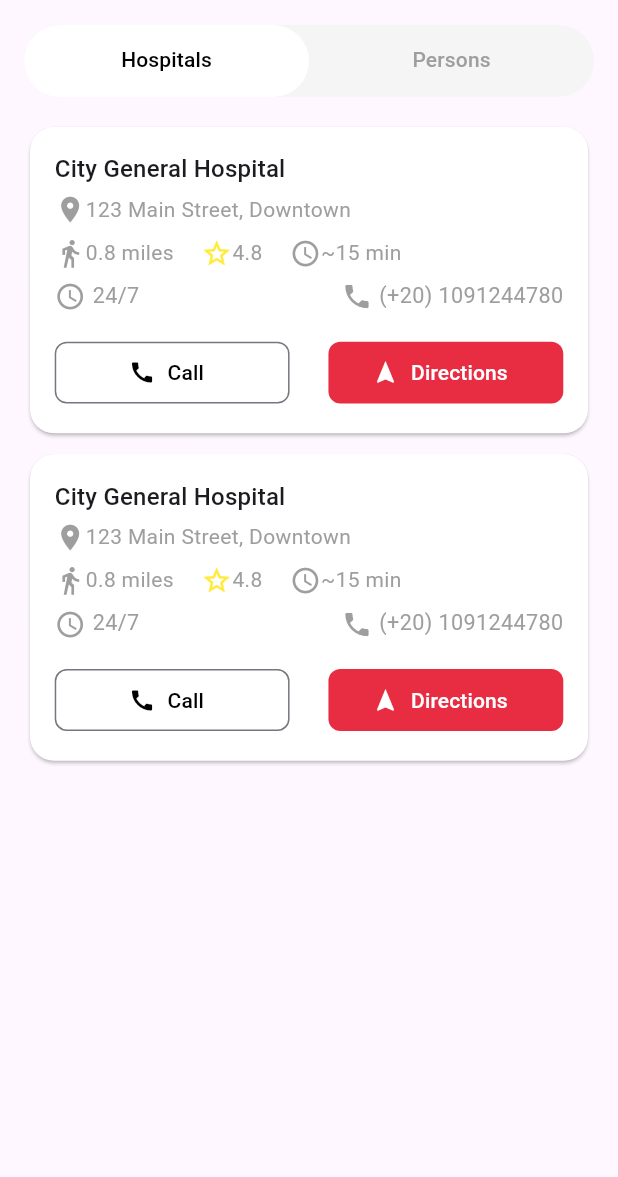
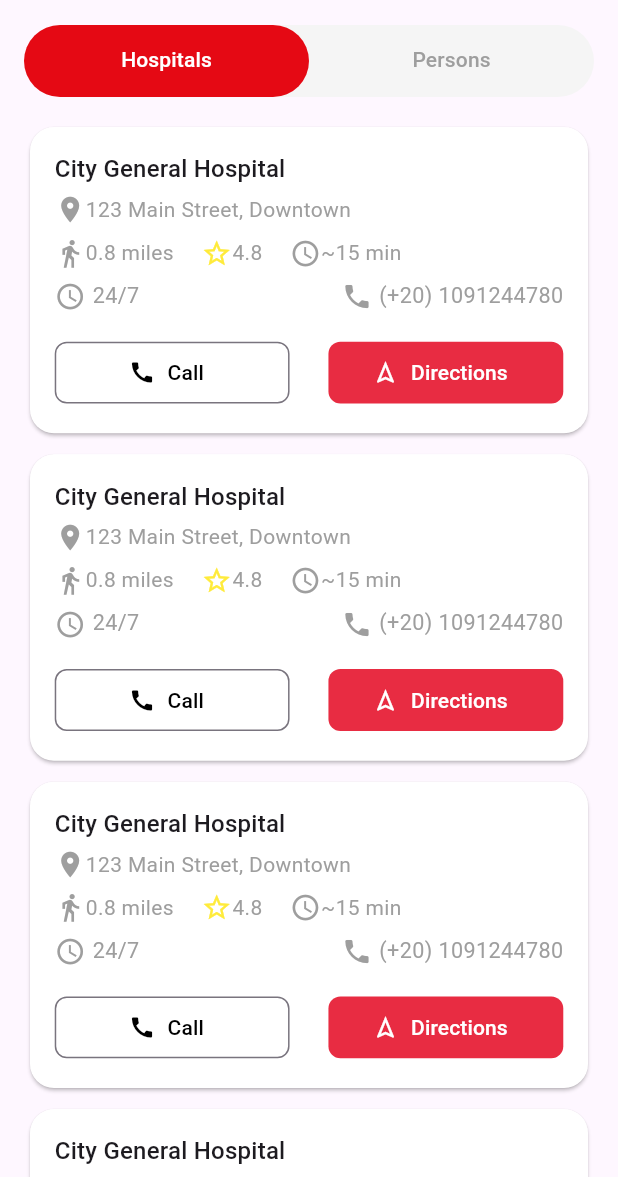
Before and after one commit to a7medragab22/BloodBank, a Flutter app: the FindHospitalView screen opened by its route, on a phone screen of 412 x 824 dp, the part 59-1236 px from its top. Run offline on Flutter 3.47's test engine with Material 3 defaults, Android fonts, the phone set to English and light mode, and no system bars; our stand-ins replace flutter_bloc, flutter_screenutil, font_awesome_flutter.

Commit message:
some edit about colors

```diff
--- a/lib/core/Routes/app_route.dart
+++ b/lib/core/Routes/app_route.dart
@@ -2,7 +2,6 @@ import 'package:blodbank/core/Routes/app_routes_name.dart';
 import 'package:blodbank/features/Home/presentation/Views/Donate/presentation/views/donate_view.dart';
 import 'package:blodbank/features/Home/presentation/Views/findLocation/presentation/cubits/findHospital/find_hospita_cubit.dart';
 import 'package:blodbank/features/Home/presentation/Views/findLocation/presentation/views/find_hospital_view.dart';
-import 'package:blodbank/features/Home/presentation/Views/findLocation/presentation/widgets/person_tab.dart';
 import 'package:blodbank/features/NavigationBar/presentation/Cubits/navigation/navigation_cubit.dart';
 import 'package:blodbank/features/NavigationBar/presentation/Views/navigation_bar.dart';
 import 'package:blodbank/features/Profile/presentation/Views/profile_view.dart';
--- a/lib/features/Home/presentation/Views/findLocation/presentation/cubits/findHospital/find_hospita_cubit.dart
+++ b/lib/features/Home/presentation/Views/findLocation/presentation/cubits/findHospital/find_hospita_cubit.dart
@@ -26,6 +26,24 @@ class FindHospitaCubit extends Cubit<FindHospitalState> {
           phone: '(+20) 1091244780',
           availability: '24/7 ',
         ),
+        FindHospitalModel(
+          name: 'City General Hospital',
+          address: '123 Main Street, Downtown',
+          distance: 0.8,
+          rating: 4.8,
+          time: '~15 min',
+          phone: '(+20) 1091244780',
+          availability: '24/7 ',
+        ),
+        FindHospitalModel(
+          name: 'City General Hospital',
+          address: '123 Main Street, Downtown',
+          distance: 0.8,
+          rating: 4.8,
+          time: '~15 min',
+          phone: '(+20) 1091244780',
+          availability: '24/7 ',
+        ),
       ]),
     );
   }
--- a/lib/features/Home/presentation/Views/findLocation/presentation/views/find_hospital_view.dart
+++ b/lib/features/Home/presentation/Views/findLocation/presentation/views/find_hospital_view.dart
@@ -1,3 +1,4 @@
+import 'package:blodbank/core/themes/app_color.dart';
 import 'package:blodbank/features/Home/presentation/Views/findLocation/presentation/widgets/hospital_tab.dart';
 import 'package:blodbank/features/Home/presentation/Views/findLocation/presentation/widgets/person_tab.dart';
 import 'package:flutter/material.dart';
@@ -27,10 +28,10 @@ class FindHospitalView extends StatelessWidget {
                 dividerColor: Colors.transparent,
                 indicatorSize: TabBarIndicatorSize.tab,
                 indicator: BoxDecoration(
-                  color: Colors.white,
+                  color: AppColor.kPrimaryColor,
                   borderRadius: BorderRadius.circular(24.r),
                 ),
-                labelColor: Colors.black,
+                labelColor: Colors.white,
                 unselectedLabelColor: Colors.grey,
                 tabs: const [
                   Tab(text: 'Hospitals'),
--- a/lib/features/Home/presentation/Views/findLocation/presentation/widgets/hospital_info_card.dart
+++ b/lib/features/Home/presentation/Views/findLocation/presentation/widgets/hospital_info_card.dart
@@ -1,4 +1,3 @@
-
 import 'package:blodbank/core/themes/app_color.dart';
 import 'package:blodbank/features/Home/presentation/Views/findLocation/presentation/model/find_hospital_model.dart';
 import 'package:flutter/material.dart';
@@ -101,7 +100,7 @@ class HospitalInfoCard extends StatelessWidget {
 
                   onPressed: () {},
 
-                  icon: const Icon(Icons.navigation),
+                  icon: const Icon(Icons.navigation_outlined),
                   label: const Text(
                     'Directions',
                     style: TextStyle(color: Colors.white),
--- a/lib/features/Home/presentation/Views/findLocation/presentation/widgets/person_tab.dart
+++ b/lib/features/Home/presentation/Views/findLocation/presentation/widgets/person_tab.dart
@@ -7,7 +7,9 @@ class PersonTap extends StatelessWidget {
   Widget build(BuildContext context) {
     return Scaffold(
       backgroundColor: Color.fromARGB(255, 243, 243, 243),
-      body: ListView(
+      body: Padding(
+        padding: const EdgeInsets.symmetric(horizontal: 16),
+        child: ListView(
           children: [
             SizedBox(height: 16),
             PersonInfoCard(),
@@ -21,6 +23,7 @@ class PersonTap extends StatelessWidget {
             PersonInfoCard(),
             SizedBox(height: 16),
           ],
+        ),
       ),
     );
   }
```
Lines whose indentation alone changed are shown as unchanged.
